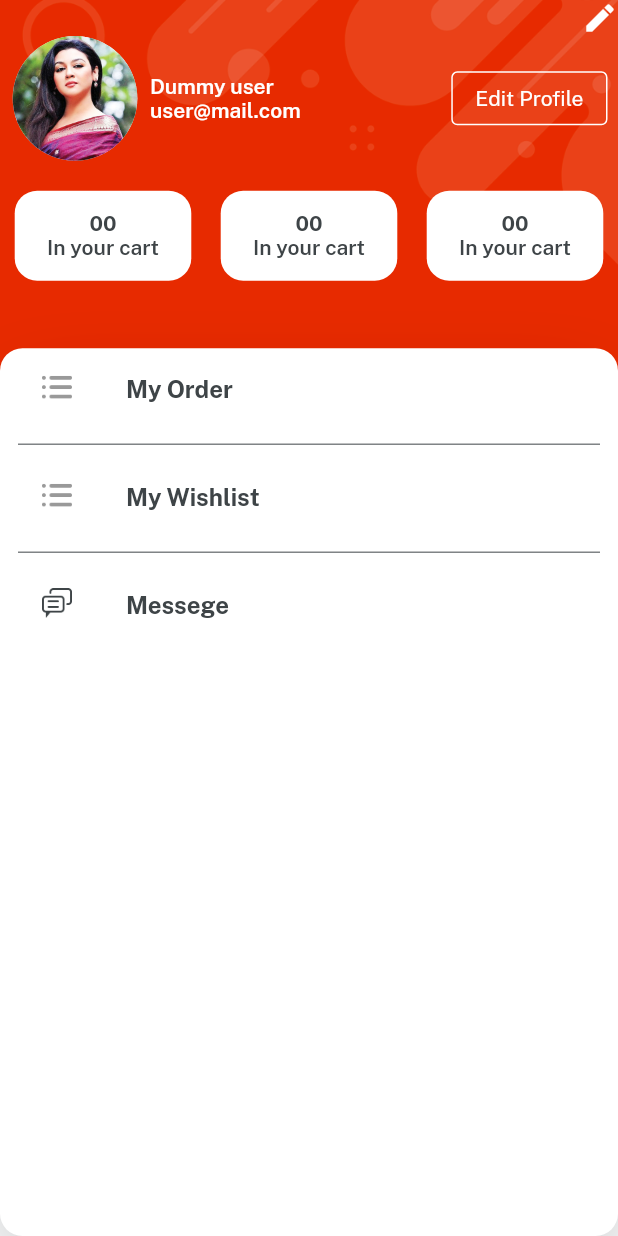
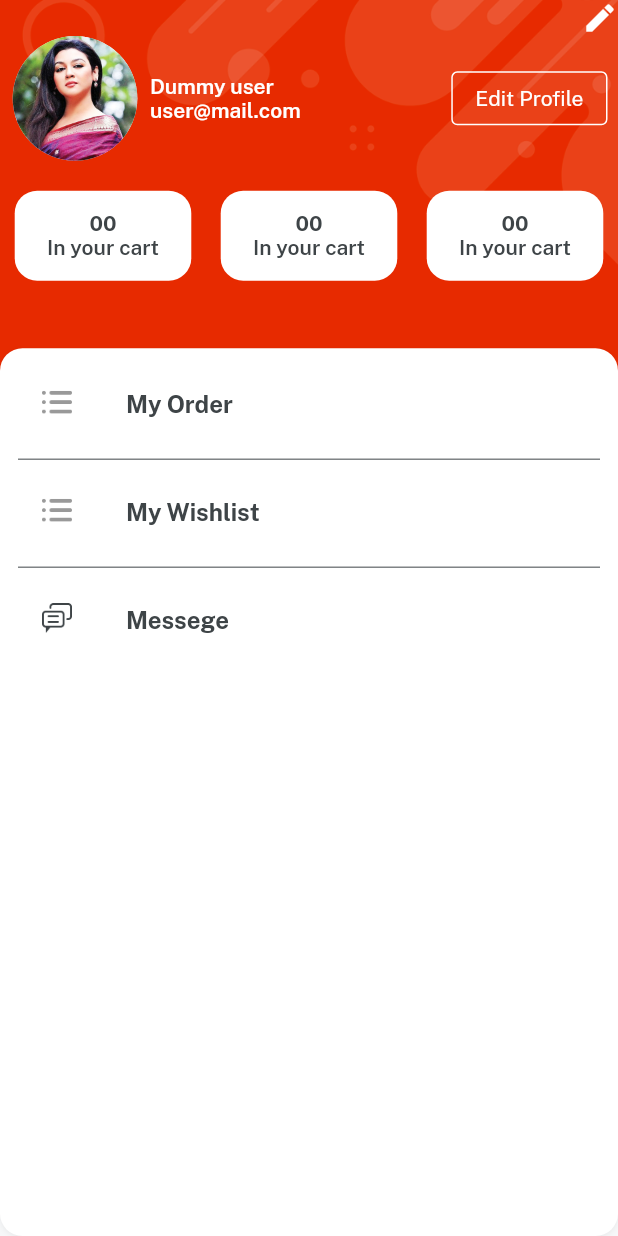
Before and after one commit to W1ssam99/E_Markt, a Flutter app: the Profile_screen screen opened directly, on a phone screen of 412 x 824 dp. Run offline on Flutter 3.47's test engine with Material 2 defaults, Android fonts, the phone set to English and light mode, and no system bars; our stand-ins replace get, velocity_x.

Commit message:
2 update

```diff
--- a/lib/views/profile_screen/profile_screen.dart
+++ b/lib/views/profile_screen/profile_screen.dart
@@ -69,6 +69,7 @@ class _HomeScreebState extends State<Profile_screen> {
        ),
 45.heightBox,
 ListView.separated(
+  shrinkWrap: true,
   itemCount: profilebuttomList.length,
   separatorBuilder: (BuildContext context, int index) {
     return const Divider( color: darkFontGrey,) ;
@@ -79,7 +80,7 @@ ListView.separated(
       title: profilebuttomList[index].text.fontFamily(bold).color(darkFontGrey).make(),
     ) ;
   },
-).box.rounded.padding(EdgeInsets.symmetric(horizontal: 12)).white.shadow3xl.make().expand( )
+).box.rounded.padding(EdgeInsets.symmetric(horizontal: 12,vertical: 10)).white.shadowSm.make().expand( )
 
           ],
         ),
```
Also changed, not shown: lib/main.dart (+7 -9 lines).
